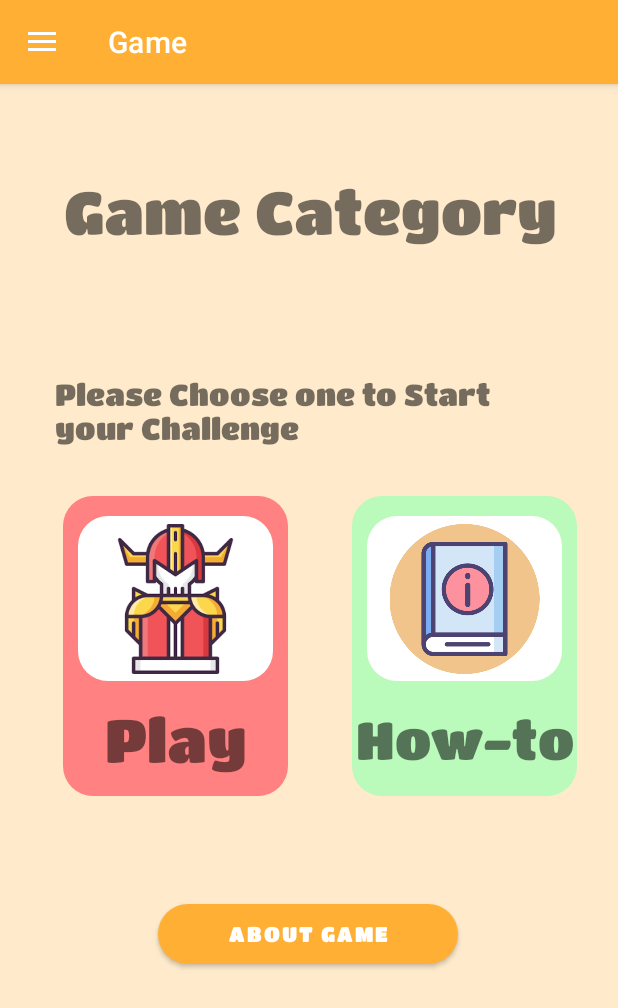
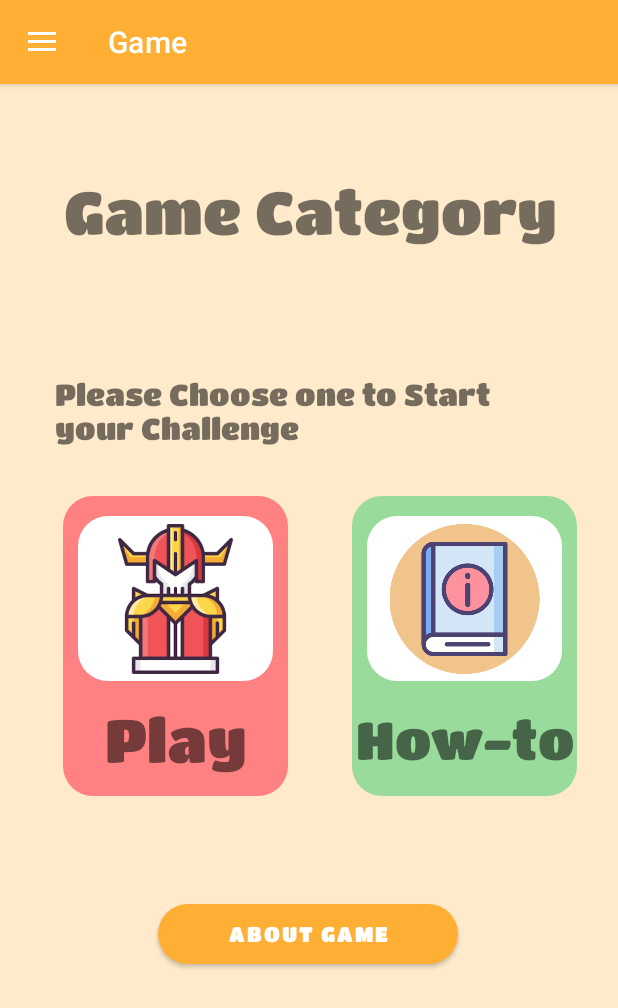
Before and after one commit to mellli1231/Eggenda, an Android app: the MainActivity screen opened directly, with no data from a screen before it, in the side drawer, after a tap on "Game", on a phone screen of 412 x 824 dp. Shown: the top 1008 px of the screen. Run offline under Robolectric (Android 15) with nearby library versions, the phone set to English and light mode, and no system bars; our stand-ins replace Firebase (no records; nobody signed in at launch, a user with empty details on screens opened directly), Room's generated code, navigation-ui; 1 statement that could not run was skipped.

Commit message:
game fragment page done

```diff
--- a/app/src/main/res/values/colors.xml
+++ b/app/src/main/res/values/colors.xml
@@ -24,7 +24,7 @@
     <color name="strike_through_color">@color/bold_yellow</color> <!-- Red for strike-through -->
     <color name="normal_text_color">#FF0000</color>    <!-- Black for normal text -->
     <color name="brown">#4A310A</color>
-    <color name="dialog_btn_norm">#BAFABB</color>
+    <color name="dialog_btn_norm">#99DB9B</color>
     <color name="dialog_btn_norm1">#60AF60</color>
     <color name="dialog_btn_chosen">#FF8181</color>
     <color name="dialog_btn_chosen1">#D44848</color>
```
